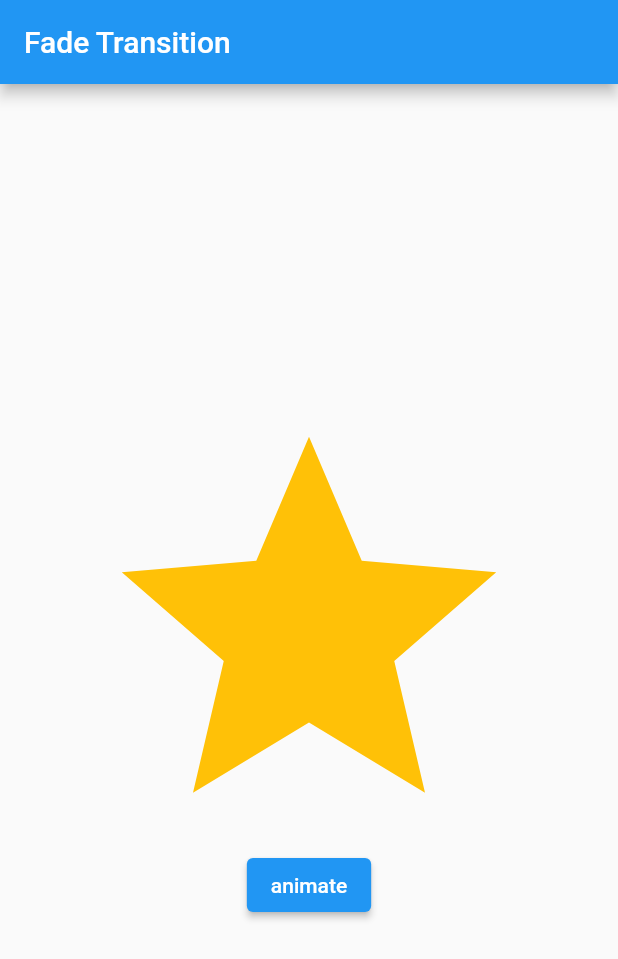
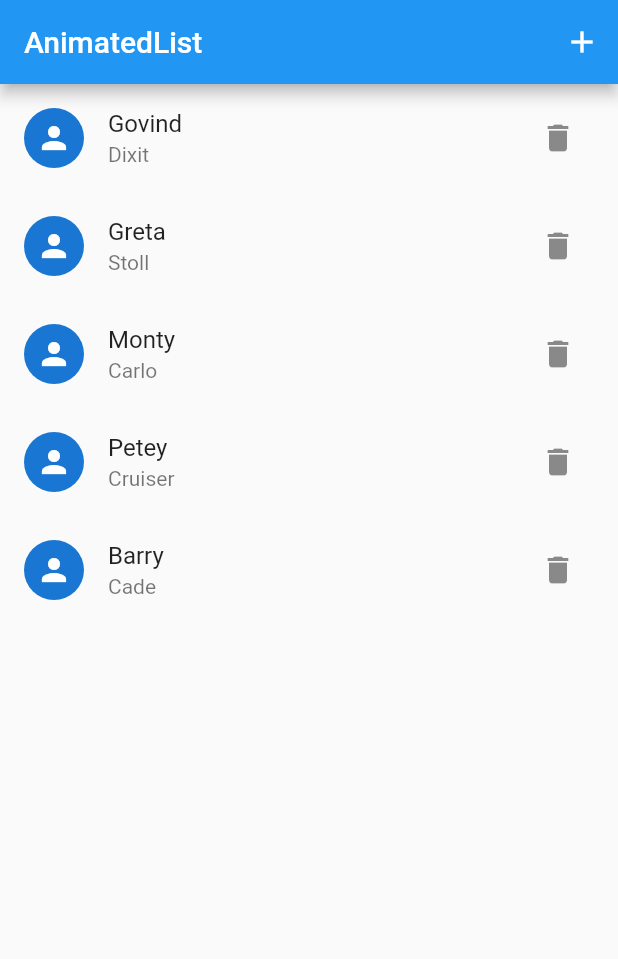
Before and after one commit to fenturechance/flutterPractice2021, a Flutter app: the screen it shows after launch, on a phone screen of 412 x 824 dp. Shown: the top 959 px of the screen. Run offline on Flutter 3.47's test engine with Material 2 defaults, Android fonts, the phone set to English and light mode, and no system bars.

Commit message:
GlobalKey / AnimatedListState / currentState / insertItem / indexWhere / removeAt / removeItem / FadeTransition / CurvedAnimation / SizeTransition / Interval / sizeFactor / ValueKey / CircleAvatar

```diff
--- a/lib/main.dart
+++ b/lib/main.dart
@@ -13,63 +13,104 @@ class HomePage extends StatefulWidget {
   _HomePageState createState() => _HomePageState();
 }
 
-class _HomePageState extends State<HomePage>
-    with SingleTickerProviderStateMixin {
-  late final AnimationController _controller;
-  late final Animation<double> _animation;
-  late final CurvedAnimation _curve;
-  @override
-  void initState() {
-    super.initState();
-    _controller = AnimationController(
-      vsync: this,
-      duration: const Duration(milliseconds: 500),
-    );
+class _HomePageState extends State<HomePage> {
+  final GlobalKey<AnimatedListState> _listKey = GlobalKey();
+  final listData = [
+    UserModel(0, 'Govind', 'Dixit'),
+    UserModel(1, 'Greta', 'Stoll'),
+    UserModel(2, 'Monty', 'Carlo'),
+    UserModel(3, 'Petey', 'Cruiser'),
+    UserModel(4, 'Barry', 'Cade'),
+  ];
+  final initialListSize = 5;
 
-    _curve = CurvedAnimation(parent: _controller, curve: Curves.easeIn);
-
-    _animation = Tween(
-      begin: 1.0,
-      end: 0.0,
-    ).animate(_curve);
+  void addUser() {
+    setState(() {
+      var index = listData.length;
+      listData.add(
+        UserModel(++_maxIdValue, 'New', 'Person'),
+      );
+      _listKey.currentState!
+          .insertItem(index, duration: const Duration(milliseconds: 300));
+    });
   }
 
-  @override
-  void dispose() {
-    _controller.dispose();
-    super.dispose();
+  void deleteUser(int id) {
+    setState(() {
+      final index = listData.indexWhere((u) => u.id == id);
+      var user = listData.removeAt(index);
+      _listKey.currentState!.removeItem(
+        index,
+        (context, animation) {
+          return FadeTransition(
+            opacity: CurvedAnimation(
+                parent: animation, curve: const Interval(0.5, 1.0)),
+            child: SizeTransition(
+              sizeFactor: CurvedAnimation(
+                  parent: animation, curve: const Interval(0.0, 1.0)),
+              axisAlignment: 0.0,
+              child: _buildItem(user),
+            ),
+          );
+        },
+        duration: const Duration(milliseconds: 600),
+      );
+    });
+  }
+
+  Widget _buildItem(UserModel user) {
+    return ListTile(
+      key: ValueKey<UserModel>(user),
+      title: Text(user.firstName),
+      subtitle: Text(user.lastName),
+      leading: const CircleAvatar(
+        child: Icon(Icons.person),
+      ),
+      trailing: IconButton(
+        icon: const Icon(Icons.delete),
+        onPressed: () => deleteUser(user.id),
+      ),
+    );
   }
 
   @override
   Widget build(BuildContext context) {
     return Scaffold(
       appBar: AppBar(
-        title: const Text(
-          'Fade Transition',
-        ),
+        title: const Text('AnimatedList'),
+        actions: <Widget>[
+          IconButton(
+            icon: const Icon(Icons.add),
+            onPressed: addUser,
+          ),
+        ],
       ),
-      body: Center(
-        child: Column(
-          mainAxisSize: MainAxisSize.min,
-          children: <Widget>[
-            FadeTransition(
-              opacity: _animation,
-              child: const Icon(
-                Icons.star,
-                color: Colors.amber,
-                size: 300,
-              ),
-            ),
-            ElevatedButton(
-              child: const Text('animate'),
-              onPressed: () => setState(() {
-                _controller.animateTo(1.0).then<TickerFuture>(
-                    (value) => _controller.animateBack(0.0));
-              }),
-            ),
-          ],
+      body: SafeArea(
+        child: AnimatedList(
+          key: _listKey,
+          initialItemCount: 5,
+          itemBuilder: (context, index, animation) {
+            return FadeTransition(
+              opacity: animation,
+              child: _buildItem(listData[index]),
+            );
+          },
         ),
       ),
     );
   }
 }
+
+class UserModel {
+  UserModel(
+    this.id,
+    this.firstName,
+    this.lastName,
+  );
+
+  final int id;
+  final String firstName;
+  final String lastName;
+}
+
+int _maxIdValue = 4;
```
